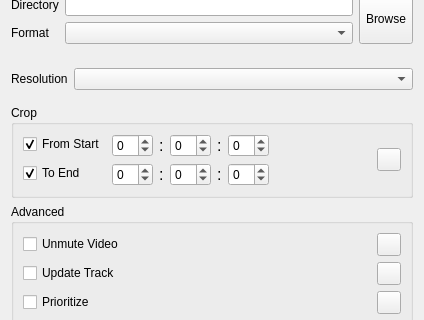
First picture: the form in resources/ui/downloadMenu.ui, repository devhotteok/TwitchLink, before the edit; both pictures show x 0 to 424 and y 366 to 686 of the 424 by 787 pixel window.
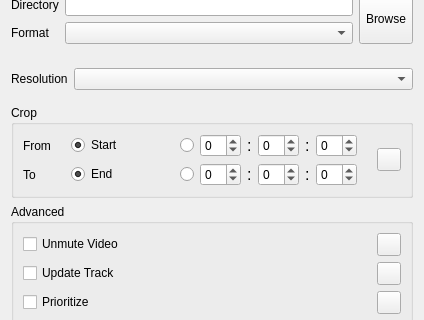
Second picture: the form after the edit. Icons and pictures are not drawn.

Patch:
```diff
--- a/resources/ui/downloadMenu.ui
+++ b/resources/ui/downloadMenu.ui
@@ -191,30 +191,15 @@
          <string>Crop</string>
         </property>
         <layout class="QHBoxLayout" name="cropAreaLayout">
+         <property name="spacing">
+          <number>20</number>
+         </property>
          <item>
           <widget class="QWidget" name="cropBarArea" native="true">
            <layout class="QFormLayout" name="cropBarAreaLayout">
-            <property name="leftMargin">
-             <number>0</number>
+            <property name="horizontalSpacing">
+             <number>20</number>
             </property>
-            <property name="topMargin">
-             <number>0</number>
-            </property>
-            <property name="rightMargin">
-             <number>0</number>
-            </property>
-            <property name="bottomMargin">
-             <number>0</number>
-            </property>
-            <item row="0" column="1">
-             <widget class="QWidget" name="startTimeBar" native="true">
-              <property name="sizePolicy">
-               <sizepolicy hsizetype="Fixed" vsizetype="Preferred">
-                <horstretch>0</horstretch>
-                <verstretch>0</verstretch>
-               </sizepolicy>
-              </property>
-              <layout class="QHBoxLayout" name="startTimeBarLayout">
                <property name="leftMargin">
                 <number>0</number>
                </property>
@@ -227,115 +212,67 @@
                <property name="bottomMargin">
                 <number>0</number>
                </property>
-               <item>
-                <widget class="QSpinBox" name="startSpinH">
-                 <property name="sizePolicy">
-                  <sizepolicy hsizetype="Preferred" vsizetype="Fixed">
-                   <horstretch>0</horstretch>
-                   <verstretch>0</verstretch>
-                  </sizepolicy>
-                 </property>
-                 <property name="minimumSize">
-                  <size>
-                   <width>40</width>
-                   <height>0</height>
-                  </size>
-                 </property>
-                 <property name="minimum">
-                  <number>-1</number>
-                 </property>
-                </widget>
-               </item>
-               <item>
-                <widget class="QLabel" name="startColon_1">
-                 <property name="font">
-                  <font>
-                   <pointsize>12</pointsize>
-                  </font>
-                 </property>
+            <item row="0" column="0">
+             <widget class="QLabel" name="cropFromLabel">
                  <property name="text">
-                  <string>:</string>
-                 </property>
-                </widget>
-               </item>
-               <item>
-                <widget class="QSpinBox" name="startSpinM">
-                 <property name="sizePolicy">
-                  <sizepolicy hsizetype="Preferred" vsizetype="Fixed">
-                   <horstretch>0</horstretch>
-                   <verstretch>0</verstretch>
-                  </sizepolicy>
-                 </property>
-                 <property name="minimumSize">
-                  <size>
-                   <width>40</width>
-                   <height>0</height>
-                  </size>
-                 </property>
-                 <property name="minimum">
-                  <number>-1</number>
-                 </property>
-                </widget>
-               </item>
-               <item>
-                <widget class="QLabel" name="startColon_2">
-                 <property name="font">
-                  <font>
-                   <pointsize>12</pointsize>
-                  </font>
-                 </property>
-                 <property name="text">
-                  <string>:</string>
-                 </property>
-                </widget>
-               </item>
-               <item>
-                <widget class="QSpinBox" name="startSpinS">
-                 <property name="sizePolicy">
-                  <sizepolicy hsizetype="Preferred" vsizetype="Fixed">
-                   <horstretch>0</horstretch>
-                   <verstretch>0</verstretch>
-                  </sizepolicy>
-                 </property>
-                 <property name="minimumSize">
-                  <size>
-                   <width>40</width>
-                   <height>0</height>
-                  </size>
-                 </property>
-                 <property name="minimum">
-                  <number>-1</number>
-                 </property>
-                </widget>
-               </item>
-              </layout>
+               <string>From</string>
+              </property>
              </widget>
             </item>
             <item row="1" column="0">
-             <widget class="QCheckBox" name="endCheckBox">
-              <property name="minimumSize">
-               <size>
-                <width>80</width>
-                <height>0</height>
-               </size>
-              </property>
+             <widget class="QLabel" name="cropToLabel">
               <property name="text">
-               <string>To End</string>
-              </property>
-              <property name="checked">
-               <bool>true</bool>
+               <string>To</string>
               </property>
              </widget>
             </item>
             <item row="1" column="1">
-             <widget class="QWidget" name="endTimeBar" native="true">
+             <widget class="QWidget" name="cropToSelectArea" native="true">
+              <layout class="QHBoxLayout" name="cropToSelectAreaLayout">
+               <property name="leftMargin">
+                <number>0</number>
+               </property>
+               <property name="topMargin">
+                <number>0</number>
+               </property>
+               <property name="rightMargin">
+                <number>0</number>
+               </property>
+               <property name="bottomMargin">
+                <number>0</number>
+               </property>
+               <item>
+                <widget class="QRadioButton" name="cropToEndRadioButton">
+                 <property name="text">
+                  <string>End</string>
+                 </property>
+                 <property name="checked">
+                  <bool>true</bool>
+                 </property>
+                </widget>
+               </item>
+               <item>
+                <widget class="QRadioButton" name="cropToSelectRadioButton">
+                 <property name="sizePolicy">
+                  <sizepolicy hsizetype="Fixed" vsizetype="Fixed">
+                   <horstretch>0</horstretch>
+                   <verstretch>0</verstretch>
+                  </sizepolicy>
+                 </property>
+                 <property name="text">
+                  <string/>
+                 </property>
+                </widget>
+               </item>
+               <item alignment="Qt::AlignLeft">
+                <widget class="QWidget" name="toTimeBar" native="true">
               <property name="sizePolicy">
                <sizepolicy hsizetype="Fixed" vsizetype="Preferred">
                 <horstretch>0</horstretch>
                 <verstretch>0</verstretch>
                </sizepolicy>
               </property>
-              <layout class="QHBoxLayout" name="endTimeBarLayout">
+                 <layout class="QHBoxLayout" name="toTimeBarLayout">
                <property name="leftMargin">
                 <number>0</number>
                </property>
@@ -435,20 +372,153 @@
               </layout>
              </widget>
             </item>
-            <item row="0" column="0">
-             <widget class="QCheckBox" name="startCheckBox">
-              <property name="minimumSize">
-               <size>
-                <width>80</width>
-                <height>0</height>
-               </size>
-              </property>
+              </layout>
+             </widget>
+            </item>
+            <item row="0" column="1">
+             <widget class="QWidget" name="cropFromSelectArea" native="true">
+              <layout class="QHBoxLayout" name="cropFromSelectAreaLayout">
+               <property name="leftMargin">
+                <number>0</number>
+               </property>
+               <property name="topMargin">
+                <number>0</number>
+               </property>
+               <property name="rightMargin">
+                <number>0</number>
+               </property>
+               <property name="bottomMargin">
+                <number>0</number>
+               </property>
+               <item>
+                <widget class="QRadioButton" name="cropFromStartRadioButton">
               <property name="text">
-               <string>From Start</string>
+                  <string>Start</string>
               </property>
               <property name="checked">
                <bool>true</bool>
               </property>
+                </widget>
+               </item>
+               <item>
+                <widget class="QRadioButton" name="cropFromSelectRadioButton">
+                 <property name="sizePolicy">
+                  <sizepolicy hsizetype="Fixed" vsizetype="Fixed">
+                   <horstretch>0</horstretch>
+                   <verstretch>0</verstretch>
+                  </sizepolicy>
+                 </property>
+                 <property name="text">
+                  <string/>
+                 </property>
+                </widget>
+               </item>
+               <item alignment="Qt::AlignLeft">
+                <widget class="QWidget" name="fromTimeBar" native="true">
+                 <property name="sizePolicy">
+                  <sizepolicy hsizetype="Fixed" vsizetype="Preferred">
+                   <horstretch>0</horstretch>
+                   <verstretch>0</verstretch>
+                  </sizepolicy>
+                 </property>
+                 <layout class="QHBoxLayout" name="fromTimeBarLayout">
+                  <property name="leftMargin">
+                   <number>0</number>
+                  </property>
+                  <property name="topMargin">
+                   <number>0</number>
+                  </property>
+                  <property name="rightMargin">
+                   <number>0</number>
+                  </property>
+                  <property name="bottomMargin">
+                   <number>0</number>
+                  </property>
+                  <item>
+                   <widget class="QSpinBox" name="fromSpinH">
+                    <property name="sizePolicy">
+                     <sizepolicy hsizetype="Preferred" vsizetype="Fixed">
+                      <horstretch>0</horstretch>
+                      <verstretch>0</verstretch>
+                     </sizepolicy>
+                    </property>
+                    <property name="minimumSize">
+                     <size>
+                      <width>40</width>
+                      <height>0</height>
+                     </size>
+                    </property>
+                    <property name="minimum">
+                     <number>-1</number>
+                    </property>
+                   </widget>
+                  </item>
+                  <item>
+                   <widget class="QLabel" name="fromColon_1">
+                    <property name="font">
+                     <font>
+                      <pointsize>12</pointsize>
+                     </font>
+                    </property>
+                    <property name="text">
+                     <string>:</string>
+                    </property>
+                   </widget>
+                  </item>
+                  <item>
+                   <widget class="QSpinBox" name="fromSpinM">
+                    <property name="sizePolicy">
+                     <sizepolicy hsizetype="Preferred" vsizetype="Fixed">
+                      <horstretch>0</horstretch>
+                      <verstretch>0</verstretch>
+                     </sizepolicy>
+                    </property>
+                    <property name="minimumSize">
+                     <size>
+                      <width>40</width>
+                      <height>0</height>
+                     </size>
+                    </property>
+                    <property name="minimum">
+                     <number>-1</number>
+                    </property>
+                   </widget>
+                  </item>
+                  <item>
+                   <widget class="QLabel" name="fromColon_2">
+                    <property name="font">
+                     <font>
+                      <pointsize>12</pointsize>
+                     </font>
+                    </property>
+                    <property name="text">
+                     <string>:</string>
+                    </property>
+                   </widget>
+                  </item>
+                  <item>
+                   <widget class="QSpinBox" name="fromSpinS">
+                    <property name="sizePolicy">
+                     <sizepolicy hsizetype="Preferred" vsizetype="Fixed">
+                      <horstretch>0</horstretch>
+                      <verstretch>0</verstretch>
+                     </sizepolicy>
+                    </property>
+                    <property name="minimumSize">
+                     <size>
+                      <width>40</width>
+                      <height>0</height>
+                     </size>
+                    </property>
+                    <property name="minimum">
+                     <number>-1</number>
+                    </property>
+                   </widget>
+                  </item>
+                 </layout>
+                </widget>
+               </item>
+              </layout>
              </widget>
             </item>
            </layout>
```
Left out of the diff: 10 changed lines with no effect on the pictures. Lines whose indentation alone changed are shown as unchanged.
